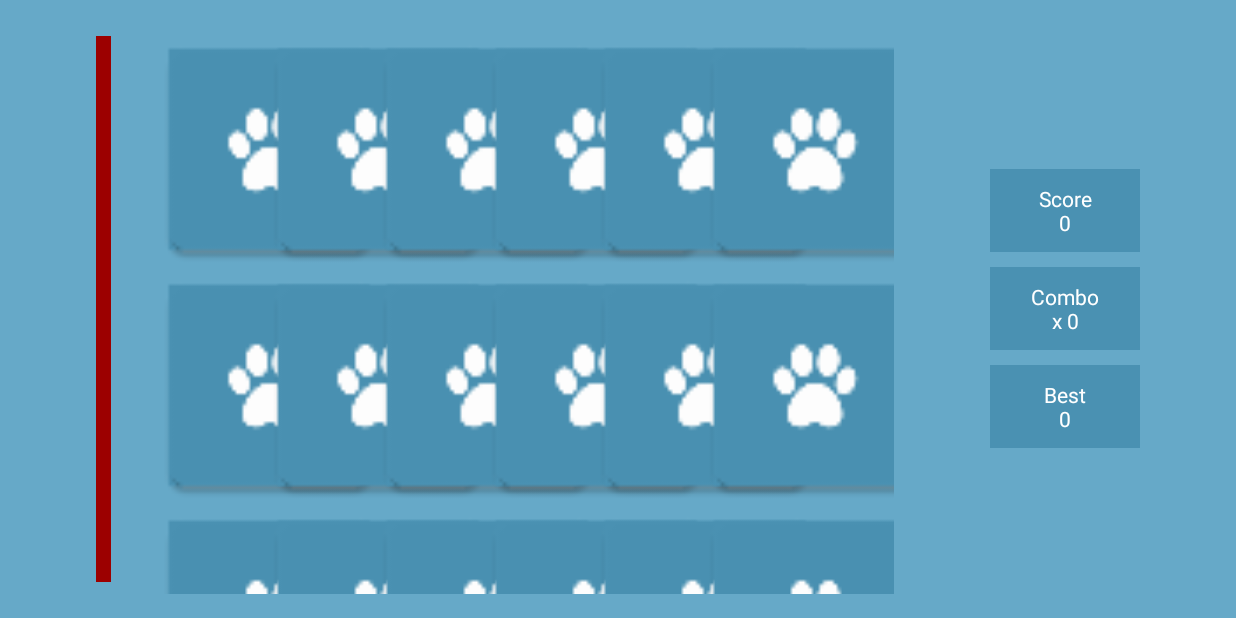
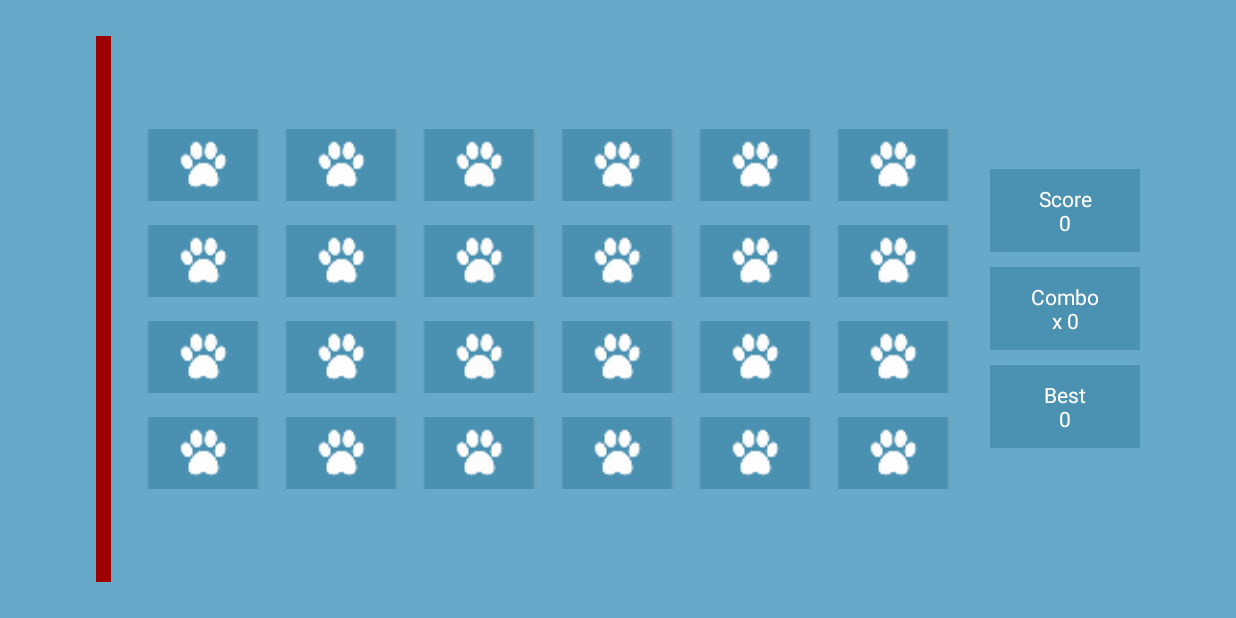
Before and after one commit to fChristenson/memory-madness, an Android app: the screen it shows after launch (MainActivity), on a phone screen of 824 x 412 dp (held sideways). Run offline under Robolectric (Android 15) with nearby library versions, the phone set to English and light mode, and no system bars.

```diff
--- a/app/build.gradle
+++ b/app/build.gradle
@@ -26,4 +26,5 @@ dependencies {
     })
     compile 'com.android.support:appcompat-v7:25.0.0'
     testCompile 'junit:junit:4.12'
+    compile 'com.android.support.constraint:constraint-layout:1.0.0-beta3'
 }
--- a/app/src/main/java/se/fredrik/memorymadness/MainActivity.java
+++ b/app/src/main/java/se/fredrik/memorymadness/MainActivity.java
@@ -3,7 +3,6 @@ package se.fredrik.memorymadness;
 import android.os.Bundle;
 import android.os.Handler;
 import android.support.v7.app.AppCompatActivity;
-import android.util.Log;
 import android.view.View;
 import android.widget.FrameLayout;
 import android.widget.GridView;
@@ -33,8 +32,8 @@ import se.fredrik.memorymadness.components.progressBar.ProgressBarTimer;
 
 public class MainActivity extends AppCompatActivity implements StoreSubscriber {
 
+    private static final long TIME_PER_PAIR = 4000;
     private static final String WINNER_TEXT = "You won, such wow! :)";
-    private static final long TIME_PER_PAIR = 3000;
     private static final String LOSER_TEXT = "You lost, much sadness! :(";
     private static final float ANIMATION_MAX_VALUE = TIME_PER_PAIR / 29;
     private static final int CARD_TURN_DELAY = 1000;
@@ -68,9 +67,6 @@ public class MainActivity extends AppCompatActivity implements StoreSubscriber {
 
         overlayText = (TextView) findViewById(R.id.overlayText);
 
-        overlay = (FrameLayout) findViewById(R.id.overlay);
-        overlay.setOnClickListener(new OverlayClickListener());
-
         progressBar = (ProgressBar) findViewById(R.id.progress_bar);
         progressBar.setProgressDrawable(getResources().getDrawable(R.drawable.progress_bar));
 
@@ -80,6 +76,9 @@ public class MainActivity extends AppCompatActivity implements StoreSubscriber {
         animation.setDuration(TIME_PER_PAIR);
 
         timer = new ProgressBarTimer(animation, progressBar);
+
+        overlay = (FrameLayout) findViewById(R.id.overlay);
+        overlay.setOnClickListener(new OverlayClickListener(progressBar, handler, timer));
 
         this.token = Store.subscribe(this);
         Store.dispatch(new Action(Actions.RESET_GAME));
--- a/app/src/main/java/se/fredrik/memorymadness/components/card/CardAdapter.java
+++ b/app/src/main/java/se/fredrik/memorymadness/components/card/CardAdapter.java
@@ -6,6 +6,7 @@ import android.view.ViewGroup;
 import android.widget.BaseAdapter;
 import android.widget.GridView;
 import android.widget.ImageView;
+import android.widget.LinearLayout;
 
 import java.util.List;
 
@@ -17,8 +18,8 @@ import se.fredrik.memorymadness.R;
 
 public class CardAdapter extends BaseAdapter {
 
-    private static final int IMAGE_WIDTH = 254;
-    private static final int IMAGE_HEIGHT = 254;
+    private static final int IMAGE_WIDTH = 300;
+    private static final int IMAGE_HEIGHT = 300;
     private Context mContext;
     private List<Card> cards;
 
@@ -56,7 +57,6 @@ public class CardAdapter extends BaseAdapter {
 
     private static ImageView makeNewImageView(Context mContext, Card card) {
         ImageView imageView = new ImageView(mContext);
-        imageView.setLayoutParams(new GridView.LayoutParams(IMAGE_WIDTH, IMAGE_HEIGHT));
         imageView.setScaleType(ImageView.ScaleType.CENTER_CROP);
         return setCardImage(imageView, card);
     }
--- a/app/src/main/java/se/fredrik/memorymadness/components/overlay/OverlayClickListener.java
+++ b/app/src/main/java/se/fredrik/memorymadness/components/overlay/OverlayClickListener.java
@@ -1,20 +1,41 @@
 package se.fredrik.memorymadness.components.overlay;
 
+import android.os.Handler;
 import android.view.View;
 import android.view.View.OnClickListener;
+import android.widget.ProgressBar;
 
+import se.fredrik.memorymadness.MainActivity;
 import se.fredrik.memorymadness.common.Action;
 import se.fredrik.memorymadness.common.Actions;
 import se.fredrik.memorymadness.common.Store;
+import se.fredrik.memorymadness.components.progressBar.ProgressBarAnimation;
+import se.fredrik.memorymadness.components.progressBar.ProgressBarTimer;
+
+import static android.R.attr.animation;
 
 /**
  * Created by fredrik on 2016-11-04.
  */
 
 public class OverlayClickListener implements OnClickListener {
+
+    private ProgressBar progressBar;
+    private Handler handler;
+    private ProgressBarTimer timer;
+
+    public OverlayClickListener(ProgressBar progressBar, Handler handler, ProgressBarTimer timer) {
+        this.progressBar = progressBar;
+        this.handler = handler;
+        this.timer = timer;
+    }
+
     @Override
     public void onClick(View view) {
         Store.dispatch(new Action(Actions.RESET_GAME));
         view.setVisibility(View.INVISIBLE);
+        progressBar.clearAnimation();
+        progressBar.setProgress(0);
+        handler.removeCallbacks(timer);
     }
 }
--- a/app/src/main/res/layout/activity_main.xml
+++ b/app/src/main/res/layout/activity_main.xml
@@ -52,12 +52,16 @@
 
     <GridView
         android:id="@+id/card_container"
-        android:layout_width="@dimen/card_row_width"
-        android:layout_height="match_parent"
-        android:verticalSpacing="-12dp"
-        android:horizontalSpacing="-62dp"
+        android:layout_width="match_parent"
+        android:layout_height="wrap_content"
+        android:stretchMode="columnWidth"
+        android:verticalSpacing="16dp"
+        android:horizontalSpacing="0dp"
         android:numColumns="6"
-        android:layout_marginStart="22dp"
+        android:padding="12dp"
+        android:layout_marginStart="4dp"
+        android:layout_marginEnd="104dp"
+        android:gravity="center"
         android:layout_centerVertical="true"
         android:layout_toRightOf="@+id/progress_bar"
         android:layout_toEndOf="@+id/progress_bar" />
--- a/app/src/main/res/values/dimens.xml
+++ b/app/src/main/res/values/dimens.xml
@@ -3,5 +3,5 @@
     <dimen name="activity_horizontal_margin">16dp</dimen>
     <dimen name="activity_vertical_margin">16dp</dimen>
     <dimen name="progress_bar_width">10dp</dimen>
-    <dimen name="card_row_width">500dp</dimen>
+    <dimen name="card_row_width">475dp</dimen>
 </resources>
```
